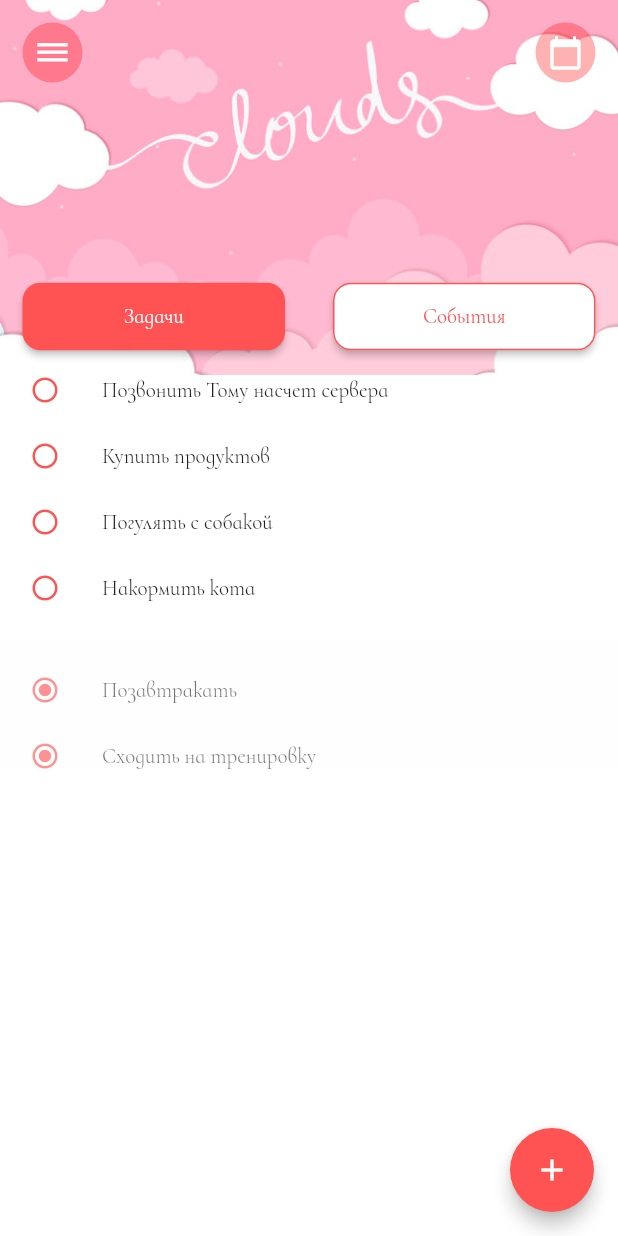
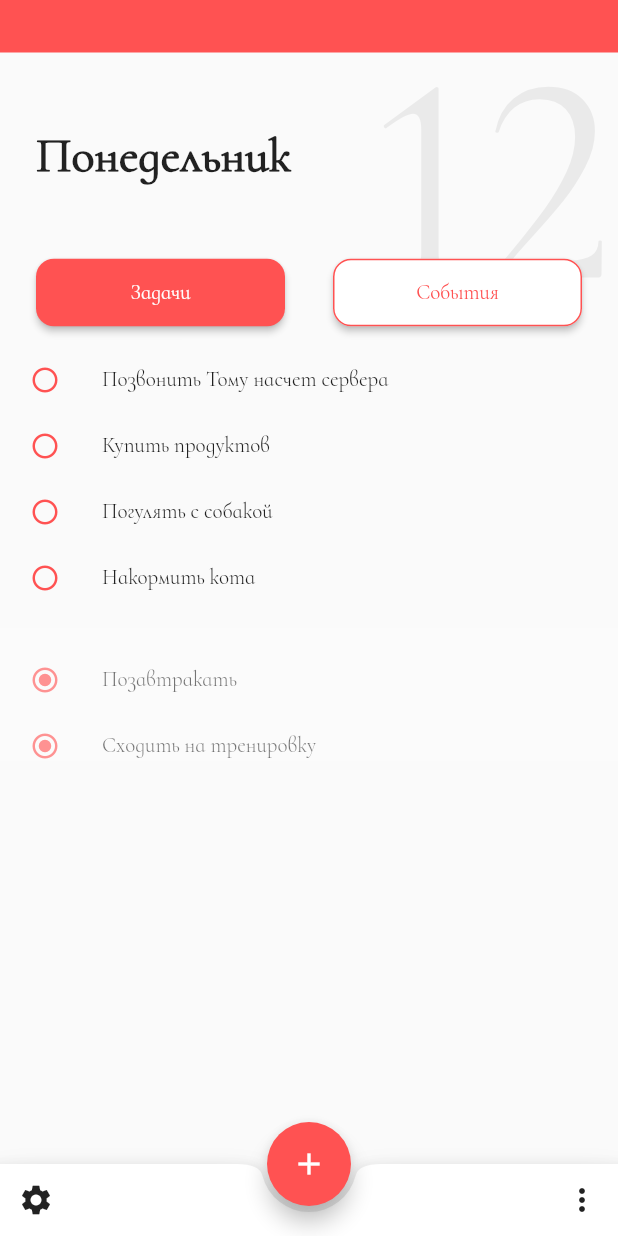
Before and after one commit to 88srzh/TODO_list, a Flutter app: the screen it shows after launch, on a phone screen of 412 x 824 dp. Run offline on Flutter 3.47's test engine with Material 2 defaults, Android fonts, the phone set to English and light mode, and no system bars; missing offline and left inert: flutter_rounded_date_picker.

Commit message:
rebuild homepage

```diff
--- a/lib/pages/home_page.dart
+++ b/lib/pages/home_page.dart
@@ -26,10 +26,23 @@ class _HomePageState extends State<HomePage> {
      });
 
     return Scaffold(
-      backgroundColor: Colors.white,
-      body: _mainContent(),
+     body: Stack(
+        children: <Widget>[
+          Container(
+            height: 35,
+            color: Theme.of(context).accentColor,
+          ),
+          Positioned(
+            right: 0,
+            child: Text(
+              "12",
+              style: TextStyle(fontSize: 200, color: Color(0x10000000)),
+            ),
+          ),
+          _mainContent(context),
+        ],
+      ),
       floatingActionButton: FloatingActionButton(
-        child: Icon(Icons.add),
         onPressed: () {
           showDialog(
               barrierDismissible: false,
@@ -38,80 +51,52 @@ class _HomePageState extends State<HomePage> {
                 return Dialog(
                     child: currentPage == 0 ? AddTaskPage() : AddEventPage(),
                     shape: RoundedRectangleBorder(
-                      borderRadius: BorderRadius.all(Radius.circular(12))),
-                );
+                        borderRadius: BorderRadius.all(Radius.circular(12))));
               });
         },
-        elevation: 5,
-        tooltip: 'Добавить новую задачу',
+        child: Icon(Icons.add),
       ),
+      floatingActionButtonLocation: FloatingActionButtonLocation.centerDocked,
+      bottomNavigationBar: BottomAppBar(
+        shape: CircularNotchedRectangle(),
+        child: Row(
+          mainAxisAlignment: MainAxisAlignment.spaceBetween,
+          children: <Widget>[
+            IconButton(
+              icon: Icon(Icons.settings),
+              onPressed: () {},
+            ),
+            IconButton(
+              icon: Icon(Icons.more_vert),
+              onPressed: () {},
+            )
+          ],
+        ),
+      ),
+      // This trailing comma makes auto-formatting nicer for build methods.
     );
   }
 
-  Widget _mainContent() {
+  Widget _mainContent(BuildContext context) {
     return Column(
       crossAxisAlignment: CrossAxisAlignment.start,
       children: <Widget>[
-        Container(
-      width: double.infinity,
-      height: 250,
-      padding: const EdgeInsets.all(15.0),
-      decoration: BoxDecoration(
-        image: DecorationImage(
-          image: Image.asset('assets/images/bg_pink.png').image,
-          fit: BoxFit.fitWidth, // ! Был contain
-        ),
-        gradient: LinearGradient(
-          colors: [
-            Colors.red,
-            Colors.white,
-          ],
-          begin: Alignment.topCenter,
-          end: Alignment.bottomCenter,
+        SizedBox(height: 60),
+        Padding(
+          padding: const EdgeInsets.all(24.0),
+          child: Text(
+            "Понедельник",
+            style: TextStyle(fontSize: 32, fontWeight: FontWeight.bold),
           ),
         ),
-      child: SafeArea(
-        child: Column(
-          crossAxisAlignment: CrossAxisAlignment.start,
-          mainAxisAlignment: MainAxisAlignment.spaceBetween,
-          children: <Widget>[
-            Row(
-              mainAxisAlignment: MainAxisAlignment.spaceBetween,
-              children: <Widget>[
-                CircleAvatar(
-                  backgroundColor: Color.fromRGBO(255, 0, 0, 0.3),
-                  child: IconButton(
-                      icon: Icon(Icons.dehaze),
-                      color: Colors.white,
-                      onPressed: () {}),
-                ),
-                CircleAvatar(
-                  backgroundColor: Color.fromRGBO(255, 0, 0, 0.3),
-                  child: IconButton(
-                      icon: Icon(Icons.calendar_today),
-                      color: Colors.white,
-                      onPressed: () {}),
-                ),
-              ],
-            ),
-            Row(
-              children: [
-                  Expanded(
+        Padding(
+          padding: const EdgeInsets.all(24.0),
           child: _button(context),
-          ),
-          ],
-        ),
-        ],
-            ),
-        ),
         ),
         Expanded(
             child: PageView(
           controller: _pageController,
-                children: <Widget>[
-                   TaskPage(),
-                   EventPage(),
-                ],
+          children: <Widget>[TaskPage(), EventPage()],
             ),
             ),
       ],
```
Lines whose indentation alone changed are shown as unchanged.
